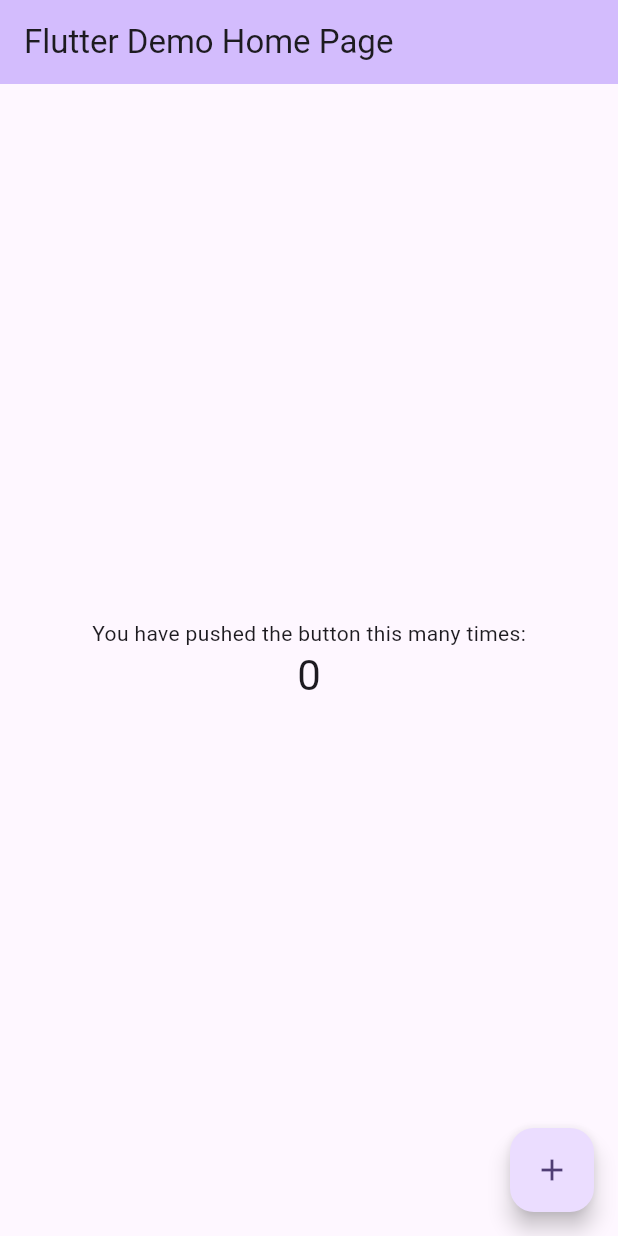
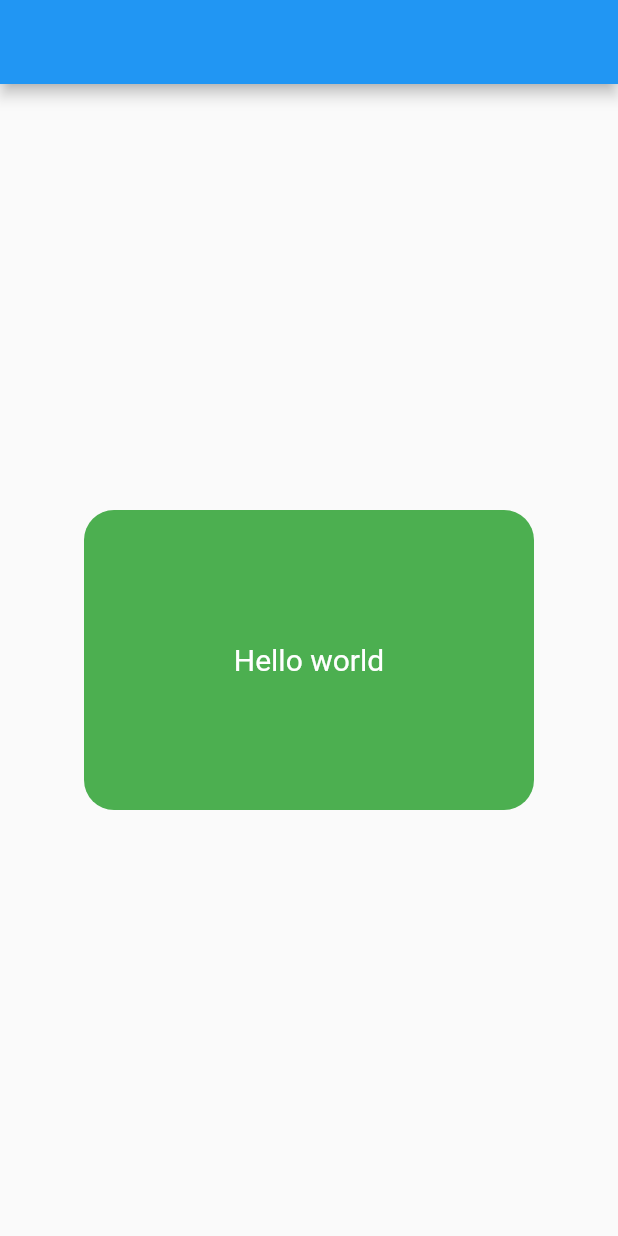
Before and after one commit to Andrewnazeh/iti_23_g2, a Flutter app: the screen it shows after launch, on a phone screen of 412 x 824 dp. Run offline on Flutter 3.47's test engine with Material 2 defaults, Android fonts, the phone set to English and light mode, and no system bars.

Commit message:
basic widget

```diff
--- a/lib/main.dart
+++ b/lib/main.dart
@@ -6,122 +6,161 @@ void main() {
   runApp(const MyApp());
 }
 
+/// Material App >> Scafold
 class MyApp extends StatelessWidget {
 const MyApp({super.key});
 
-  // This widget is the root of your application.
 @override
 Widget build(BuildContext context) {
 return MaterialApp(
-      title: 'Flutter Demo',
-      theme: ThemeData(
-        // This is the theme of your application.
-        //
-        // TRY THIS: Try running your application with "flutter run". You'll see
-        // the application has a blue toolbar. Then, without quitting the app,
-        // try changing the seedColor in the colorScheme below to Colors.green
-        // and then invoke "hot reload" (save your changes or press the "hot
-        // reload" button in a Flutter-supported IDE, or press "r" if you used
-        // the command line to start the app).
-        //
-        // Notice that the counter didn't reset back to zero; the application
-        // state is not lost during the reload. To reset the state, use hot
-        // restart instead.
-        //
-        // This works for code too, not just values: Most code changes can be
-        // tested with just a hot reload.
-        colorScheme: ColorScheme.fromSeed(seedColor: Colors.deepPurple),
-        useMaterial3: true,
-      ),
-      home: const MyHomePage(title: 'Flutter Demo Home Page'),
+home: HomeScreen(),
 );
 }
 }
 
-class MyHomePage extends StatefulWidget {
-  const MyHomePage({super.key, required this.title});
-
-  // This widget is the home page of your application. It is stateful, meaning
-  // that it has a State object (defined below) that contains fields that affect
-  // how it looks.
-
-  // This class is the configuration for the state. It holds the values (in this
-  // case the title) provided by the parent (in this case the App widget) and
-  // used by the build method of the State. Fields in a Widget subclass are
-  // always marked "final".
-
-  final String title;
-
-  @override
-  State<MyHomePage> createState() => _MyHomePageState();
-}
-
-class _MyHomePageState extends State<MyHomePage> {
-  int _counter = 0;
-
-  void _incrementCounter() {
-    setState(() {
-      // This call to setState tells the Flutter framework that something has
-      // changed in this State, which causes it to rerun the build method below
-      // so that the display can reflect the updated values. If we changed
-      // _counter without calling setState(), then the build method would not be
-      // called again, and so nothing would appear to happen.
-      _counter++;
-    });
-  }
+class HomeScreen extends StatelessWidget {
+const HomeScreen({super.key});
 
 @override
 Widget build(BuildContext context) {
-    // This method is rerun every time setState is called, for instance as done
-    // by the _incrementCounter method above.
-    //
-    // The Flutter framework has been optimized to make rerunning build methods
-    // fast, so that you can just rebuild anything that needs updating rather
-    // than having to individually change instances of widgets.
 return Scaffold(
-      appBar: AppBar(
-        // TRY THIS: Try changing the color here to a specific color (to
-        // Colors.amber, perhaps?) and trigger a hot reload to see the AppBar
-        // change color while the other colors stay the same.
-        backgroundColor: Theme.of(context).colorScheme.inversePrimary,
-        // Here we take the value from the MyHomePage object that was created by
-        // the App.build method, and use it to set our appbar title.
-        title: Text(widget.title),
+appBar: AppBar(),
+body: Center(
+child: Container(
+height: 200,
+width: 300,
+decoration: BoxDecoration(
+color: Colors.green,
+borderRadius:BorderRadius.circular(20) ,
 ),
-      body: Center(
-        // Center is a layout widget. It takes a single child and positions it
-        // in the middle of the parent.
-        child: Column(
-          // Column is also a layout widget. It takes a list of children and
-          // arranges them vertically. By default, it sizes itself to fit its
-          // children horizontally, and tries to be as tall as its parent.
-          //
-          // Column has various properties to control how it sizes itself and
-          // how it positions its children. Here we use mainAxisAlignment to
-          // center the children vertically; the main axis here is the vertical
-          // axis because Columns are vertical (the cross axis would be
-          // horizontal).
-          //
-          // TRY THIS: Invoke "debug painting" (choose the "Toggle Debug Paint"
-          // action in the IDE, or press "p" in the console), to see the
-          // wireframe for each widget.
-          mainAxisAlignment: MainAxisAlignment.center,
-          children: <Widget>[
-            const Text(
-              'You have pushed the button this many times:',
-            ),
+
+child: Center(
+
+child:
+
+
 Text(
-              '$_counter',
-              style: Theme.of(context).textTheme.headlineMedium,
-            ),
-          ],
+"Hello world",
+style: TextStyle(
+fontSize: 20,
+color: Colors.white,
 ),
 ),
-      floatingActionButton: FloatingActionButton(
-        onPressed: _incrementCounter,
-        tooltip: 'Increment',
-        child: const Icon(Icons.add),
-      ), // This trailing comma makes auto-formatting nicer for build methods.
+),
+),
+),
 );
 }
 }
+
+
+
+
+
+
+//
+// class MyApp extends StatelessWidget {
+//   const MyApp({super.key});
+//
+//   // This widget is the root of your application.
+//   @override
+//   Widget build(BuildContext context) {
+//     return MaterialApp(
+//       title: 'Flutter Demo',
+//       theme: ThemeData(
+//
+//         colorScheme: ColorScheme.fromSeed(seedColor: Colors.deepPurple),
+//         useMaterial3: true,
+//       ),
+//       home: const MyHomePage(title: 'Flutter Demo Home Page'),
+//     );
+//   }
+// }
+//
+// class MyHomePage extends StatefulWidget {
+//   const MyHomePage({super.key, required this.title});
+//
+//   // This widget is the home page of your application. It is stateful, meaning
+//   // that it has a State object (defined below) that contains fields that affect
+//   // how it looks.
+//
+//   // This class is the configuration for the state. It holds the values (in this
+//   // case the title) provided by the parent (in this case the App widget) and
+//   // used by the build method of the State. Fields in a Widget subclass are
+//   // always marked "final".
+//
+//   final String title;
+//
+//   @override
+//   State<MyHomePage> createState() => _MyHomePageState();
+// }
+//
+// class _MyHomePageState extends State<MyHomePage> {
+//   int _counter = 0;
+//
+//   void _incrementCounter() {
+//     setState(() {
+//       // This call to setState tells the Flutter framework that something has
+//       // changed in this State, which causes it to rerun the build method below
+//       // so that the display can reflect the updated values. If we changed
+//       // _counter without calling setState(), then the build method would not be
+//       // called again, and so nothing would appear to happen.
+//       _counter++;
+//     });
+//   }
+//
+//   @override
+//   Widget build(BuildContext context) {
+//     // This method is rerun every time setState is called, for instance as done
+//     // by the _incrementCounter method above.
+//     //
+//     // The Flutter framework has been optimized to make rerunning build methods
+//     // fast, so that you can just rebuild anything that needs updating rather
+//     // than having to individually change instances of widgets.
+//     return Scaffold(
+//       appBar: AppBar(
+//         // TRY THIS: Try changing the color here to a specific color (to
+//         // Colors.amber, perhaps?) and trigger a hot reload to see the AppBar
+//         // change color while the other colors stay the same.
+//         backgroundColor: Theme.of(context).colorScheme.inversePrimary,
+//         // Here we take the value from the MyHomePage object that was created by
+//         // the App.build method, and use it to set our appbar title.
+//         title: Text(widget.title),
+//       ),
+//       body: Center(
+//         // Center is a layout widget. It takes a single child and positions it
+//         // in the middle of the parent.
+//         child: Column(
+//           // Column is also a layout widget. It takes a list of children and
+//           // arranges them vertically. By default, it sizes itself to fit its
+//           // children horizontally, and tries to be as tall as its parent.
+//           //
+//           // Column has various properties to control how it sizes itself and
+//           // how it positions its children. Here we use mainAxisAlignment to
+//           // center the children vertically; the main axis here is the vertical
+//           // axis because Columns are vertical (the cross axis would be
+//           // horizontal).
+//           //
+//           // TRY THIS: Invoke "debug painting" (choose the "Toggle Debug Paint"
+//           // action in the IDE, or press "p" in the console), to see the
+//           // wireframe for each widget.
+//           mainAxisAlignment: MainAxisAlignment.center,
+//           children: <Widget>[
+//             const Text(
+//               'You have pushed the button this many times:',
+//             ),
+//             Text(
+//               '$_counter',
+//               style: Theme.of(context).textTheme.headlineMedium,
+//             ),
+//           ],
+//         ),
+//       ),
+//       floatingActionButton: FloatingActionButton(
+//         onPressed: _incrementCounter,
+//         tooltip: 'Increment',
+//         child: const Icon(Icons.add),
+//       ), // This trailing comma makes auto-formatting nicer for build methods.
+//     );
+//   }
+// }
```
Lines whose indentation alone changed are shown as unchanged.
